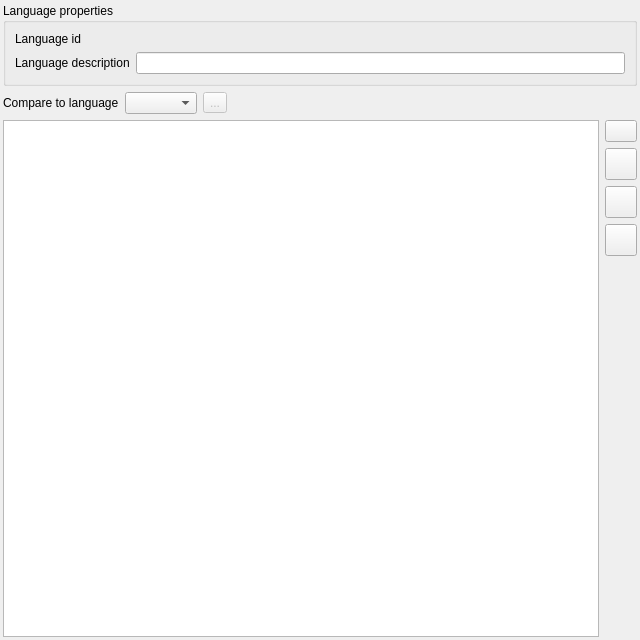
Before: the Qt Designer form src/widgets/strings_editor.ui in Kangie/solarus, drawn with Qt 5.
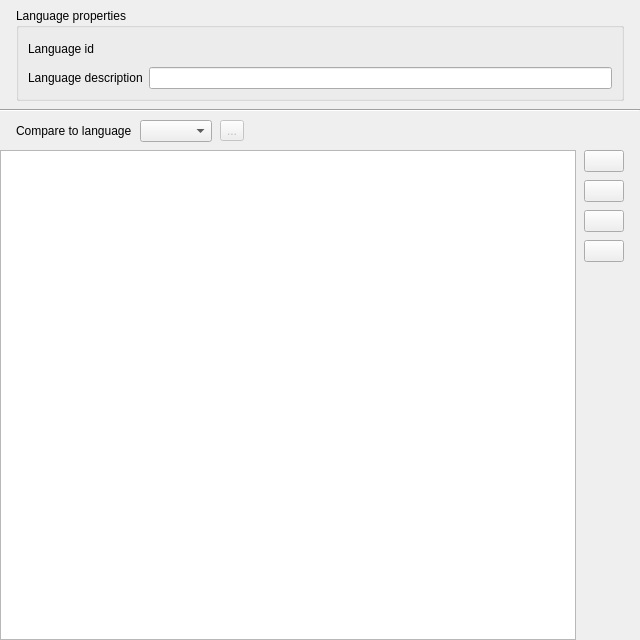
After: the same form once the commit is applied. Icons and pictures are not drawn. Custom widgets are drawn as their Qt base class.

Diff of the .ui file:
```diff
--- a/src/widgets/strings_editor.ui
+++ b/src/widgets/strings_editor.ui
@@ -13,21 +13,44 @@
   <property name="windowTitle">
    <string>Strings editor</string>
   </property>
-  <layout class="QVBoxLayout" name="verticalLayout">
+  <layout class="QVBoxLayout" name="verticalLayout" stretch="0,0,0,1">
+   <property name="spacing">
+    <number>0</number>
+   </property>
    <property name="leftMargin">
-    <number>3</number>
+    <number>0</number>
    </property>
    <property name="topMargin">
-    <number>3</number>
+    <number>0</number>
    </property>
    <property name="rightMargin">
-    <number>3</number>
+    <number>0</number>
    </property>
    <property name="bottomMargin">
-    <number>3</number>
+    <number>0</number>
+   </property>
+   <item>
+    <layout class="QVBoxLayout" name="verticalLayout_2">
+     <property name="leftMargin">
+      <number>16</number>
+     </property>
+     <property name="topMargin">
+      <number>8</number>
+     </property>
+     <property name="rightMargin">
+      <number>16</number>
+     </property>
+     <property name="bottomMargin">
+      <number>8</number>
    </property>
    <item>
     <widget class="QGroupBox" name="language_properties_group_box">
+       <property name="sizePolicy">
+        <sizepolicy hsizetype="Preferred" vsizetype="Minimum">
+         <horstretch>0</horstretch>
+         <verstretch>0</verstretch>
+        </sizepolicy>
+       </property>
      <property name="title">
       <string>Language properties</string>
      </property>
@@ -44,6 +67,12 @@
       </item>
       <item row="0" column="1">
        <widget class="QLabel" name="language_id_field">
+          <property name="minimumSize">
+           <size>
+            <width>0</width>
+            <height>24</height>
+           </size>
+          </property>
         <property name="toolTip">
          <string>Folder name of the language</string>
         </property>
@@ -72,8 +101,32 @@
      </layout>
     </widget>
    </item>
+    </layout>
+   </item>
+   <item>
+    <widget class="Line" name="line">
+     <property name="orientation">
+      <enum>Qt::Orientation::Horizontal</enum>
+     </property>
+    </widget>
+   </item>
    <item>
     <layout class="QHBoxLayout" name="translation_layout">
+     <property name="spacing">
+      <number>8</number>
+     </property>
+     <property name="leftMargin">
+      <number>16</number>
+     </property>
+     <property name="topMargin">
+      <number>8</number>
+     </property>
+     <property name="rightMargin">
+      <number>16</number>
+     </property>
+     <property name="bottomMargin">
+      <number>8</number>
+     </property>
      <item>
       <widget class="QLabel" name="translation_label">
        <property name="text">
@@ -97,13 +150,7 @@
        </property>
        <property name="icon">
         <iconset resource="../../resources/images.qrc">
-         <normaloff>:/images/icon_refresh.png</normaloff>:/images/icon_refresh.png</iconset>
-       </property>
-       <property name="iconSize">
-        <size>
-         <width>16</width>
-         <height>16</height>
-        </size>
+         <normaloff>:/images/icon_refresh.svg</normaloff>:/images/icon_refresh.svg</iconset>
        </property>
       </widget>
      </item>
@@ -114,8 +161,8 @@
        </property>
        <property name="sizeHint" stdset="0">
         <size>
-         <width>40</width>
-         <height>20</height>
+         <width>0</width>
+         <height>0</height>
         </size>
        </property>
       </spacer>
@@ -124,8 +171,26 @@
    </item>
    <item>
     <layout class="QHBoxLayout" name="strings_layout">
+     <property name="spacing">
+      <number>8</number>
+     </property>
+     <property name="leftMargin">
+      <number>0</number>
+     </property>
+     <property name="topMargin">
+      <number>0</number>
+     </property>
+     <property name="rightMargin">
+      <number>16</number>
+     </property>
+     <property name="bottomMargin">
+      <number>0</number>
+     </property>
      <item>
       <widget class="SolarusEditor::StringsTreeView" name="strings_tree_view">
+       <property name="alternatingRowColors">
+        <bool>true</bool>
+       </property>
        <property name="allColumnsShowFocus">
         <bool>true</bool>
        </property>
@@ -133,14 +198,20 @@
      </item>
      <item>
       <layout class="QVBoxLayout" name="boutton_layout">
+       <property name="leftMargin">
+        <number>0</number>
+       </property>
+       <property name="topMargin">
+        <number>0</number>
+       </property>
+       <property name="rightMargin">
+        <number>0</number>
+       </property>
+       <property name="bottomMargin">
+        <number>0</number>
+       </property>
        <item>
         <widget class="QPushButton" name="create_button">
-         <property name="maximumSize">
-          <size>
-           <width>32</width>
-           <height>32</height>
-          </size>
-         </property>
          <property name="toolTip">
           <string>Add</string>
          </property>
@@ -149,13 +220,7 @@
          </property>
          <property name="icon">
           <iconset resource="../../resources/images.qrc">
-           <normaloff>:/images/icon_add.png</normaloff>:/images/icon_add.png</iconset>
-         </property>
-         <property name="iconSize">
-          <size>
-           <width>24</width>
-           <height>24</height>
-          </size>
+           <normaloff>:/images/icon_add.svg</normaloff>:/images/icon_add.svg</iconset>
          </property>
         </widget>
        </item>
@@ -167,18 +232,6 @@
            <verstretch>0</verstretch>
           </sizepolicy>
          </property>
-         <property name="minimumSize">
-          <size>
-           <width>32</width>
-           <height>32</height>
-          </size>
-         </property>
-         <property name="maximumSize">
-          <size>
-           <width>32</width>
-           <height>32</height>
-          </size>
-         </property>
          <property name="toolTip">
           <string>Change key</string>
          </property>
@@ -187,13 +240,7 @@
          </property>
          <property name="icon">
           <iconset resource="../../resources/images.qrc">
-           <normaloff>:/images/icon_rename.png</normaloff>:/images/icon_rename.png</iconset>
-         </property>
-         <property name="iconSize">
-          <size>
-           <width>24</width>
-           <height>24</height>
-          </size>
+           <normaloff>:/images/icon_rename.svg</normaloff>:/images/icon_rename.svg</iconset>
          </property>
         </widget>
        </item>
@@ -205,18 +252,6 @@
            <verstretch>0</verstretch>
           </sizepolicy>
          </property>
-         <property name="minimumSize">
-          <size>
-           <width>32</width>
-           <height>32</height>
-          </size>
-         </property>
-         <property name="maximumSize">
-          <size>
-           <width>32</width>
-           <height>32</height>
-          </size>
-         </property>
          <property name="toolTip">
           <string>Duplicate string(s)</string>
          </property>
@@ -225,13 +260,7 @@
          </property>
          <property name="icon">
           <iconset resource="../../resources/images.qrc">
-           <normaloff>:/images/icon_copy.png</normaloff>:/images/icon_copy.png</iconset>
-         </property>
-         <property name="iconSize">
-          <size>
-           <width>24</width>
-           <height>24</height>
-          </size>
+           <normaloff>:/images/icon_copy.svg</normaloff>:/images/icon_copy.svg</iconset>
          </property>
         </widget>
        </item>
@@ -243,18 +272,6 @@
            <verstretch>0</verstretch>
           </sizepolicy>
          </property>
-         <property name="minimumSize">
-          <size>
-           <width>32</width>
-           <height>32</height>
-          </size>
-         </property>
-         <property name="maximumSize">
-          <size>
-           <width>32</width>
-           <height>32</height>
-          </size>
-         </property>
          <property name="toolTip">
           <string>Delete</string>
          </property>
@@ -263,13 +280,7 @@
          </property>
          <property name="icon">
           <iconset resource="../../resources/images.qrc">
-           <normaloff>:/images/icon_cross.png</normaloff>:/images/icon_cross.png</iconset>
-         </property>
-         <property name="iconSize">
-          <size>
-           <width>24</width>
-           <height>24</height>
-          </size>
+           <normaloff>:/images/icon_delete.svg</normaloff>:/images/icon_delete.svg</iconset>
          </property>
         </widget>
        </item>
@@ -280,8 +291,8 @@
          </property>
          <property name="sizeHint" stdset="0">
           <size>
-           <width>20</width>
-           <height>40</height>
+           <width>0</width>
+           <height>0</height>
           </size>
          </property>
         </spacer>
```
Left out of the diff: 7 changed lines with no effect on the pictures. Lines whose indentation alone changed are shown as unchanged.
